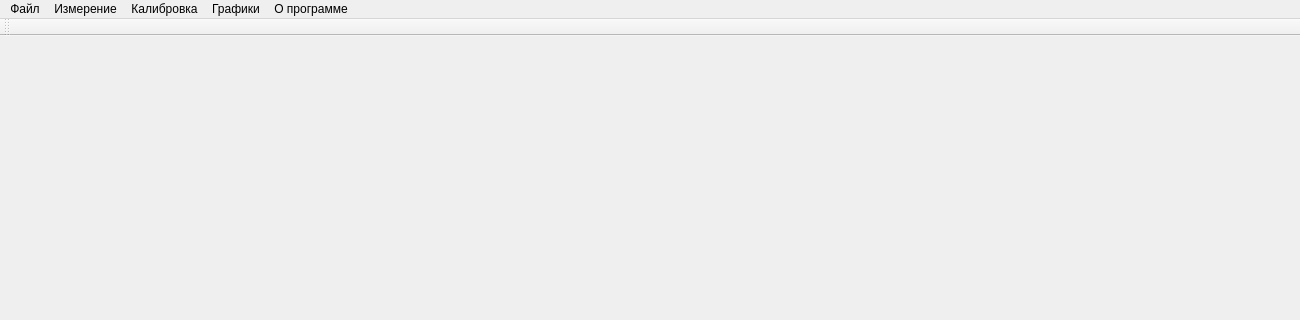
First picture: the form in mainwindow.ui, repository krang4d/Agrekola, before the edit; both pictures show x 0 to 1300 and y 0 to 320 of the 1300 by 700 pixel window.
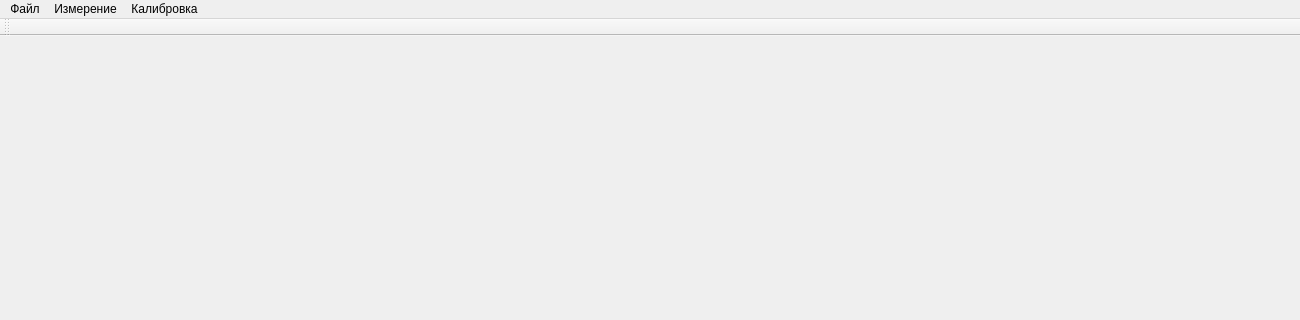
Second picture: the form after the edit.

What changed in the file:
```diff
--- a/mainwindow.ui
+++ b/mainwindow.ui
@@ -26,7 +26,7 @@
      <x>0</x>
      <y>0</y>
      <width>1300</width>
-     <height>25</height>
+     <height>21</height>
     </rect>
    </property>
    <widget class="QMenu" name="file">
@@ -36,16 +36,8 @@
     <addaction name="menu"/>
     <addaction name="action_save"/>
     <addaction name="action_print"/>
-   </widget>
-   <widget class="QMenu" name="plots">
-    <property name="title">
-     <string>Графики</string>
-    </property>
-   </widget>
-   <widget class="QMenu" name="abaut">
-    <property name="title">
-     <string>О программе</string>
-    </property>
+    <addaction name="separator"/>
+    <addaction name="plots"/>
    </widget>
    <widget class="QMenu" name="measurment">
     <property name="title">
@@ -64,8 +56,6 @@
    <addaction name="file"/>
    <addaction name="measurment"/>
    <addaction name="calibration"/>
-   <addaction name="plots"/>
-   <addaction name="abaut"/>
   </widget>
   <widget class="QStatusBar" name="statusbar"/>
   <widget class="QToolBar" name="toolBar">
```
Left out of the diff: 35 changed lines with no effect on the pictures.
